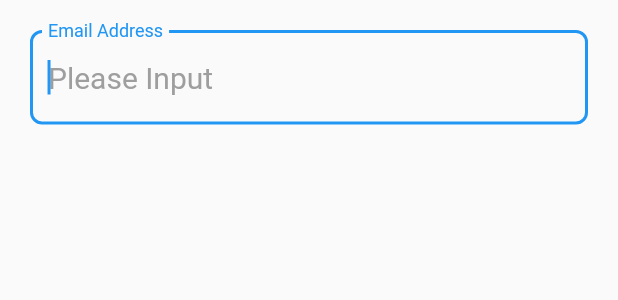
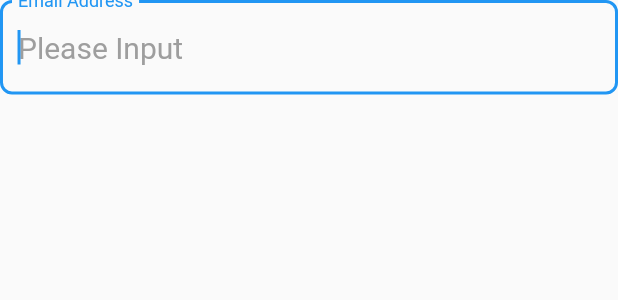
Before and after one commit to prio158/project1, a Flutter app: the InputBox widget shown alone on an empty page, opened directly, on a phone screen of 412 x 824 dp. Shown: the top 300 px of the screen. Run offline on Flutter 3.47's test engine with Material 2 defaults, Android fonts, the phone set to English and light mode, and no system bars.

Commit message:
feat:[project1] 输入框更新

```diff
--- a/lib/main14.dart
+++ b/lib/main14.dart
@@ -75,6 +75,7 @@ class _InputBoxState extends State<InputBox> {
       if (_focusNode.hasFocus) {
         setState(() {
           _borderColor = Colors.blue;
+          _errorTextDisplay = null;
         });
       } else {
         setState(() {
@@ -93,9 +94,7 @@ class _InputBoxState extends State<InputBox> {
       _borderColor = Colors.red;
     }
 
-    return Container(
-      margin: const EdgeInsets.all(20),
-          child: TextField(
+    return TextField(
             autofocus: true,
             focusNode: _focusNode,
             style: const TextStyle(color: Colors.black,fontSize: 20) ,
@@ -134,7 +133,6 @@ class _InputBoxState extends State<InputBox> {
                 }
               }
             },
-          ),
       );
   }
 }
```
